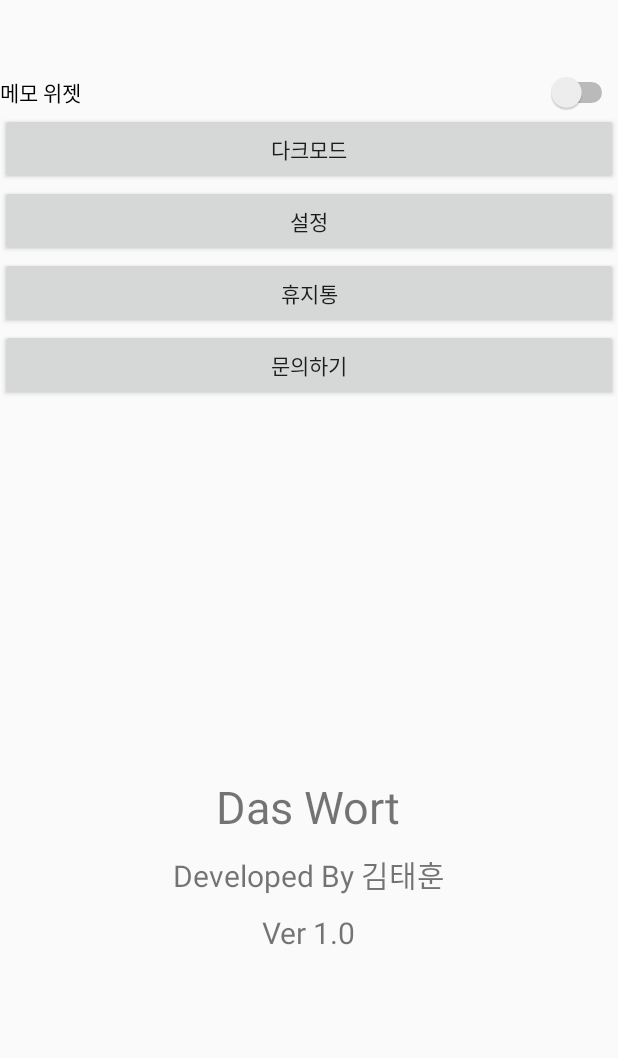
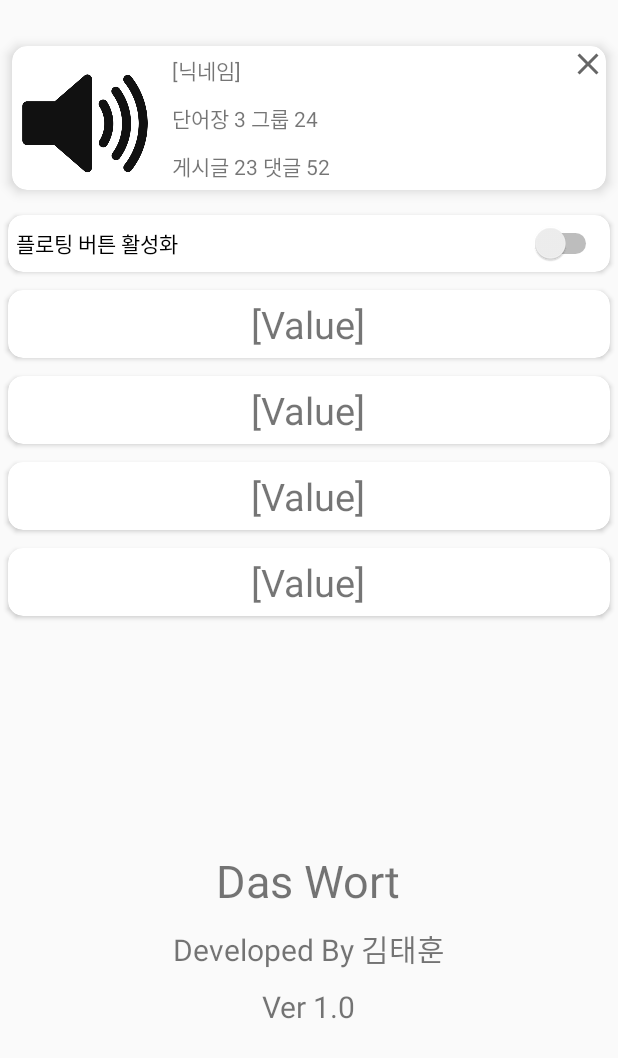
Before and after one commit to falldawns2/Git_Android_VOCA, an Android app: the layout activity_menu.xml on its own in the app's theme, with its tools: preview values and no code run, on a phone screen of 412 x 824 dp. Shown: the top 1058 px of the screen. Run offline under Robolectric (Android 15) with nearby library versions, the phone set to English and light mode, and no system bars.

```diff
--- a/app/src/main/java/com/example/android_voca/POSTApi.java
+++ b/app/src/main/java/com/example/android_voca/POSTApi.java
@@ -12,6 +12,4 @@ public interface POSTApi {
     @POST("Authenticate") //주소 경로
     Call<LoginCheck> Authenticate(@Body LoginCheck loginCheck); //Body에 담을 값
     //Call<LoginCheck> Authenticate(@FieldMap Map<String, STring> fields);
-
-
 }
--- /dev/null
+++ b/app/src/main/res/drawable/ic_baseline_clear_24.xml
@@ -0,0 +1,12 @@
+<vector xmlns:android="http://schemas.android.com/apk/res/android"
+    android:width="24dp"
+    android:height="24dp"
+    android:viewportWidth="24"
+    android:viewportHeight="24"
+    android:tint="?attr/colorControlNormal">
+
+  <path
+      android:strokeWidth="100"
+      android:fillColor="@android:color/white"
+      android:pathData="M19,6.41L17.59,5 12,10.59 6.41,5 5,6.41 10.59,12 5,17.59 6.41,19 12,13.41 17.59,19 19,17.59 13.41,12z"/>
+</vector>
--- a/app/src/main/res/layout/activity_menu.xml
+++ b/app/src/main/res/layout/activity_menu.xml
@@ -32,6 +32,7 @@ android:text="문의하기"/>
 
  </RelativeLayout> -->
 <LinearLayout xmlns:android="http://schemas.android.com/apk/res/android"
+    xmlns:app="http://schemas.android.com/apk/res-auto"
     android:id="@+id/Layout_menu"
     android:layout_width="match_parent"
     android:layout_height="match_parent"
@@ -39,48 +40,64 @@ android:text="문의하기"/>
     android:orientation="vertical"
     android:background="@drawable/menu_background">
 <!-- -android:background="@color/White" -->
-    <Button
-        android:id="@+id/tt"
+
+    <!-- 카드 뷰 계정 정보 (로그아웃 버튼) -->
+
+    <include
+        android:id="@+id/cardview_activity_menu"
+        android:layout_width="wrap_content"
+        android:layout_height="wrap_content"
+        android:layout_marginTop="20dp"
+        layout="@layout/cardview_activity_menu"/>
+
+    <androidx.cardview.widget.CardView
         android:layout_width="match_parent"
         android:layout_height="wrap_content"
-        android:text="@string/DarkMode"
-        android:visibility="invisible"/>
+        app:cardBackgroundColor="#FFFFFFFF"
+        app:cardCornerRadius="10dp"
+        app:cardElevation="2dp"
+        app:cardUseCompatPadding="true">
 
         <Switch
             android:id="@+id/switch_Permission"
             android:layout_width="match_parent"
             android:layout_height="wrap_content"
+            android:layout_margin="5dp"
             android:text="@string/Permission" />
 
-    <Button
-        android:id="@+id/Btn_DarkMode"
+    </androidx.cardview.widget.CardView>
+
+
+
+    <include
+        android:id="@+id/cardview_activity_menu_panel"
         android:layout_width="match_parent"
         android:layout_height="wrap_content"
-        android:text="@string/DarkMode" />
+        layout="@layout/cardview_activity_menu_panel"/>
 
-    <Button
-        android:id="@+id/Btn_Settings"
+    <include
+        android:id="@+id/cardview_activity_menu_panel2"
         android:layout_width="match_parent"
         android:layout_height="wrap_content"
-        android:text="@string/Settings" />
+        layout="@layout/cardview_activity_menu_panel"/>
 
-    <Button
-        android:id="@+id/Btn_Recycle_bin"
+    <include
+        android:id="@+id/cardview_activity_menu_panel3"
         android:layout_width="match_parent"
         android:layout_height="wrap_content"
-        android:text="@string/Recycle_bin" />
+        layout="@layout/cardview_activity_menu_panel"/>
 
-    <Button
-        android:id="@+id/Btn_Enquire"
+    <include
+        android:id="@+id/cardview_activity_menu_panel4"
         android:layout_width="match_parent"
         android:layout_height="wrap_content"
-        android:text="@string/Enquire" />
+        layout="@layout/cardview_activity_menu_panel"/>
 
     <TextView
         android:id="@+id/textView"
         android:layout_width="wrap_content"
         android:layout_height="wrap_content"
-        android:layout_marginTop="250dp"
+        android:layout_marginTop="150dp"
         android:layout_gravity="center"
         android:textSize="30sp"
         android:text="Das Wort" />
--- /dev/null
+++ b/app/src/main/res/layout/cardview_activity_menu.xml
@@ -0,0 +1,100 @@
+<?xml version="1.0" encoding="utf-8"?>
+<FrameLayout xmlns:android="http://schemas.android.com/apk/res/android"
+    android:layout_width="match_parent"
+    android:layout_height="wrap_content">
+
+    <LinearLayout xmlns:android="http://schemas.android.com/apk/res/android"
+        xmlns:app="http://schemas.android.com/apk/res-auto"
+        android:layout_width="match_parent"
+        android:layout_height="wrap_content"
+        android:orientation="vertical">
+
+        <androidx.cardview.widget.CardView
+            android:id="@+id/CardView_Menu"
+            android:layout_width="match_parent"
+            android:layout_height="wrap_content"
+            app:cardBackgroundColor="#FFFFFFFF"
+            app:cardCornerRadius="10dp"
+            app:cardElevation="5dp"
+            app:cardUseCompatPadding="true">
+
+            <!-- x 버튼 (로그아웃) -->
+
+            <RelativeLayout
+                android:layout_width="match_parent"
+                android:layout_height="match_parent">
+                <ImageView
+                    android:layout_width="wrap_content"
+                    android:layout_height="wrap_content"
+                    android:src="@drawable/ic_baseline_clear_24"
+                    android:layout_alignParentRight="true"
+                    android:visibility="visible" />
+            </RelativeLayout>
+
+            <LinearLayout
+                android:layout_width="match_parent"
+                android:layout_height="match_parent"
+                android:orientation="horizontal"
+                android:layout_weight="2">
+
+                <!-- 프로필 이미지 -->
+
+                <ImageView
+                    android:layout_width="wrap_content"
+                    android:layout_height="match_parent"
+                    android:paddingTop="5dp"
+                    android:paddingRight="5dp"
+                    android:layout_weight="0.3"
+                    android:src="@drawable/speaker_icon_resize"
+                    android:visibility="visible" />
+
+                <!-- 닉네임 및 정보 -->
+
+                <LinearLayout
+                    android:layout_width="wrap_content"
+                    android:layout_height="wrap_content"
+                    android:orientation="vertical"
+                    android:layout_weight="0.7">
+                    <!-- android:layout_margin="5dp" -->
+
+                    <TextView
+                        android:id="@+id/a1"
+                        android:layout_width="wrap_content"
+                        android:layout_height="wrap_content"
+                        android:layout_margin="@dimen/Voca_margin"
+                        android:text="[닉네임]" />
+
+                    <TextView
+                        android:id="@+id/a124"
+                        android:layout_width="wrap_content"
+                        android:layout_height="wrap_content"
+                        android:layout_margin="@dimen/Voca_margin"
+                        android:text="단어장 3 그룹 24" />
+
+                    <TextView
+                        android:id="@+id/a12324"
+                        android:layout_width="wrap_content"
+                        android:layout_height="wrap_content"
+                        android:layout_margin="@dimen/Voca_margin"
+                        android:text="게시글 23 댓글 52" />
+
+                </LinearLayout>
+
+            </LinearLayout>
+
+        </androidx.cardview.widget.CardView>
+    </LinearLayout>
+
+    <LinearLayout
+        android:layout_width="match_parent"
+        android:layout_height="wrap_content"
+        android:orientation="vertical">
+
+        <CheckBox
+            android:id="@+id/main_checkbox"
+            android:layout_width="wrap_content"
+            android:layout_height="wrap_content"
+            android:button="@drawable/check_toggle"
+            android:visibility="invisible" />
+    </LinearLayout>
+</FrameLayout>
--- /dev/null
+++ b/app/src/main/res/layout/cardview_activity_menu_panel.xml
@@ -0,0 +1,29 @@
+<?xml version="1.0" encoding="utf-8"?>
+
+<LinearLayout xmlns:android="http://schemas.android.com/apk/res/android"
+    xmlns:app="http://schemas.android.com/apk/res-auto"
+    android:layout_width="match_parent"
+    android:layout_height="wrap_content"
+    android:orientation="vertical">
+
+    <androidx.cardview.widget.CardView
+        android:id="@+id/CardView_Menu"
+        android:layout_width="match_parent"
+        android:layout_height="wrap_content"
+        app:cardBackgroundColor="#FFFFFFFF"
+        app:cardCornerRadius="10dp"
+        app:cardElevation="2dp"
+        app:cardUseCompatPadding="true">
+
+        <TextView
+            android:id="@+id/txt_cardValue"
+            android:layout_width="wrap_content"
+            android:layout_height="wrap_content"
+            android:layout_margin="@dimen/Voca_margin"
+            android:layout_gravity="center"
+            android:textSize="25sp"
+            android:text="[Value]" />
+
+    </androidx.cardview.widget.CardView>
+
+</LinearLayout>
--- a/app/src/main/res/values/strings.xml
+++ b/app/src/main/res/values/strings.xml
@@ -2,9 +2,11 @@
     <string name="app_name">Android_VOCA</string>
 
 
-    <string name="Permission">메모 위젯</string>
+    <string name="Permission">플로팅 버튼 활성화</string>
+
+    <string name="Translate">번역기</string>
     <string name="DarkMode">다크모드</string>
     <string name="Settings">설정</string>
-    <string name="Recycle_bin">휴지통</string>
-    <string name="Enquire">문의하기</string>
+    <string name="Enquire">별점 주기</string>
+
 </resources>
```
Also changed, not shown: app/src/main/java/com/example/android_voca/LoginActivity.java (+6 -18 lines), app/src/main/java/com/example/android_voca/MainActivity.java (+59 -0 lines), app/src/main/java/com/example/android_voca/Retrofit.java (added, +35 -0 lines), 9 other files. Lines whose indentation alone changed are shown as unchanged.
